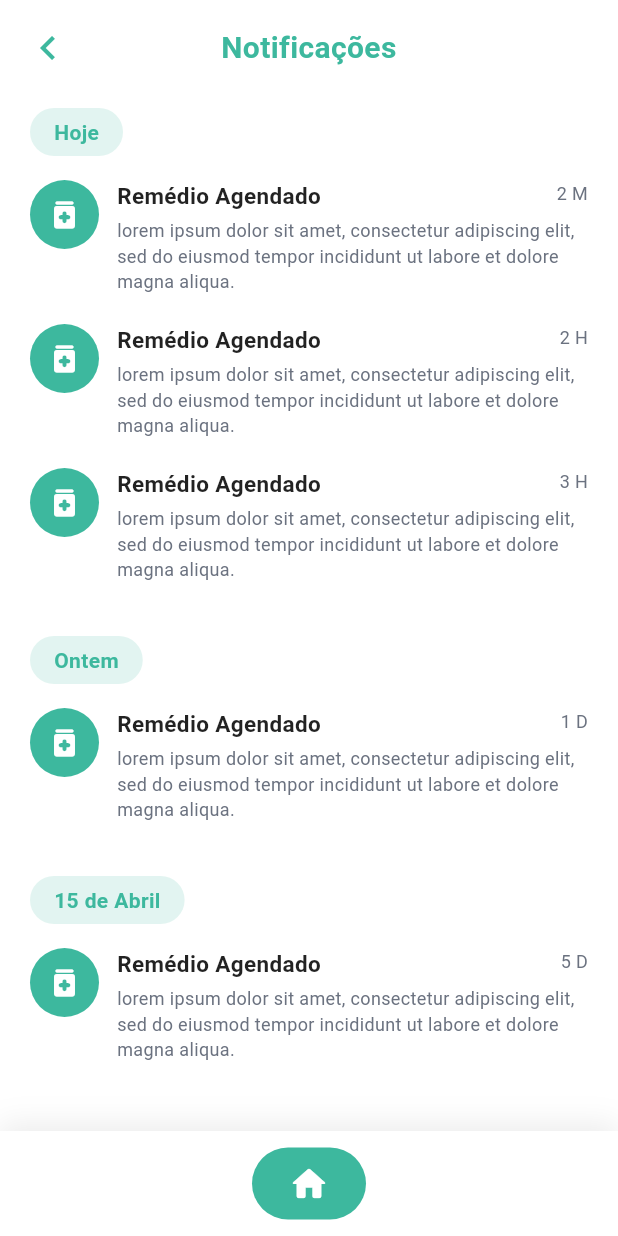
After one commit to guiresteves/CicloCare, a Flutter app: the screen it shows after launch, after a tap on the "notifications" icon, on a phone screen of 412 x 824 dp. The commit adds this screen. Run offline on Flutter 3.47's test engine with Material 3 defaults, Android fonts, the phone set to English and light mode, and no system bars; Roboto replaces fonts that are missing (Poppins).

Commit message:
feat: add notifications screen and wire bell button on home

```diff
--- a/lib/features/home/home_screen.dart
+++ b/lib/features/home/home_screen.dart
@@ -1,6 +1,6 @@
 import 'package:flutter/material.dart';
 import 'medication_modal.dart';
-
+import '../notifications/notifications_screen.dart';
 // ════════════════════════════════════════════════════════════
 //  HOME SCREEN — Titular
 //  Arquivo: lib/features/home/home_screen.dart
@@ -66,8 +66,7 @@ class HomeScreen extends StatefulWidget {
 }
 
 class _HomeScreenState extends State<HomeScreen> {
-  // ── CORES ────────────────────────────────────────────────
-  static const Color _purple = Color(0xFF7C5CBF);
+
   static const Color _teal   = Color(0xFF3DB89E);
   static const Color _white  = Color(0xFFFFFFFF);
   static const Color _grey   = Color(0xFF6B7280);
@@ -172,8 +171,15 @@ class _HomeScreenState extends State<HomeScreen> {
               // Ícones de notificação e configurações
               IconButton(
                 icon: const Icon(Icons.notifications_outlined, color: _white),
-                onPressed: () {},
-              ),
+                onPressed: () {
+                Navigator.push(
+                  context,
+                  MaterialPageRoute(
+                    builder: (_) => const NotificationsScreen(),
+      ),
+    );
+  },
+),
               IconButton(
                 icon: const Icon(Icons.settings_outlined, color: _white),
                 onPressed: () {},
@@ -430,9 +436,7 @@ class _HomeScreenState extends State<HomeScreen> {
         child: Container(
           padding: const EdgeInsets.symmetric(horizontal: 24, vertical: 10),
           decoration: BoxDecoration(
-            gradient: const LinearGradient(
-              colors: [_teal, _purple],
-            ),
+            color: _teal,
             borderRadius: BorderRadius.circular(30),
           ),
           child: const Icon(Icons.home_rounded, color: _white, size: 28),
--- a/lib/features/home/medication_modal.dart
+++ b/lib/features/home/medication_modal.dart
@@ -31,9 +31,8 @@ class MedicationModal extends StatefulWidget {
 
 class _MedicationModalState extends State<MedicationModal> {
   // ── CORES ────────────────────────────────────────────────
-  static const Color _teal   = Color(0xFF3DB89E);
+  static const Color _teal   = Color(0xFF2CA880);
   static const Color _white  = Color(0xFFFFFFFF);
-  static const Color _grey   = Color(0xFF6B7280);
   static const Color _red    = Color(0xFFEF4444);
   static const Color _bgGrey = Color(0xFFF3F4F6);
 
@@ -200,7 +199,7 @@ class _MedicationModalState extends State<MedicationModal> {
     return Container(
       padding: const EdgeInsets.symmetric(horizontal: 16, vertical: 4),
       decoration: BoxDecoration(
-        color: const Color(0xFFDFF5EE),
+        color: const Color(0xFFCAFFD5),
         borderRadius: BorderRadius.circular(14),
       ),
       child: Row(
@@ -294,14 +293,6 @@ class _MedicationModalState extends State<MedicationModal> {
           onChanged: (val) => setState(() => _doseTaken = val ?? false),
         ),
         const Text('Dose Tomada', style: TextStyle(fontSize: 14)),
-
-        const Spacer(),
-
-        // Ícone de lixeira — abre confirmação de exclusão
-        IconButton(
-          icon: const Icon(Icons.delete_outline, color: _red),
-          onPressed: () => setState(() => _showDeleteConfirm = true),
-        ),
       ],
     );
   }
--- /dev/null
+++ b/lib/features/notifications/notifications_screen.dart
@@ -0,0 +1,263 @@
+import 'package:flutter/material.dart';
+
+// ════════════════════════════════════════════════════════════
+//  NOTIFICATIONS SCREEN — CicloCare
+//  Arquivo: lib/features/notifications/notifications_screen.dart
+// ════════════════════════════════════════════════════════════
+
+// ── MODELO ───────────────────────────────────────────────────
+class NotificationItem {
+  final String id;
+  final String title;
+  final String body;
+  final String time;
+
+  const NotificationItem({
+    required this.id,
+    required this.title,
+    required this.body,
+    required this.time,
+  });
+}
+
+// ── DADOS MOCKADOS ───────────────────────────────────────────
+final List<Map<String, dynamic>> mockNotificationGroups = [
+  {
+    'label': 'Hoje',
+    'items': [
+      NotificationItem(
+        id: '1',
+        title: 'Remédio Agendado',
+        body: 'lorem ipsum dolor sit amet, consectetur adipiscing elit, sed do eiusmod tempor incididunt ut labore et dolore magna aliqua.',
+        time: '2 M',
+      ),
+      NotificationItem(
+        id: '2',
+        title: 'Remédio Agendado',
+        body: 'lorem ipsum dolor sit amet, consectetur adipiscing elit, sed do eiusmod tempor incididunt ut labore et dolore magna aliqua.',
+        time: '2 H',
+      ),
+      NotificationItem(
+        id: '3',
+        title: 'Remédio Agendado',
+        body: 'lorem ipsum dolor sit amet, consectetur adipiscing elit, sed do eiusmod tempor incididunt ut labore et dolore magna aliqua.',
+        time: '3 H',
+      ),
+    ],
+  },
+  {
+    'label': 'Ontem',
+    'items': [
+      NotificationItem(
+        id: '4',
+        title: 'Remédio Agendado',
+        body: 'lorem ipsum dolor sit amet, consectetur adipiscing elit, sed do eiusmod tempor incididunt ut labore et dolore magna aliqua.',
+        time: '1 D',
+      ),
+    ],
+  },
+  {
+    'label': '15 de Abril',
+    'items': [
+      NotificationItem(
+        id: '5',
+        title: 'Remédio Agendado',
+        body: 'lorem ipsum dolor sit amet, consectetur adipiscing elit, sed do eiusmod tempor incididunt ut labore et dolore magna aliqua.',
+        time: '5 D',
+      ),
+    ],
+  },
+];
+
+// ════════════════════════════════════════════════════════════
+//  WIDGET PRINCIPAL
+// ════════════════════════════════════════════════════════════
+class NotificationsScreen extends StatelessWidget {
+  const NotificationsScreen({super.key});
+
+  static const Color _teal  = Color(0xFF3DB89E);
+  static const Color _white = Color(0xFFFFFFFF);
+  static const Color _grey  = Color(0xFF6B7280);
+
+  @override
+  Widget build(BuildContext context) {
+    return Scaffold(
+      backgroundColor: _white,
+      body: SafeArea(
+        child: Column(
+          children: [
+            // ── Header: seta + título ───────────────────────
+            Padding(
+              padding: const EdgeInsets.fromLTRB(16, 16, 16, 8),
+              child: Row(
+                children: [
+                  GestureDetector(
+                    onTap: () => Navigator.pop(context),
+                    child: const Icon(
+                      Icons.chevron_left,
+                      color: _teal,
+                      size: 32,
+                    ),
+                  ),
+                  const Expanded(
+                    child: Text(
+                      'Notificações',
+                      textAlign: TextAlign.center,
+                      style: TextStyle(
+                        color: _teal,
+                        fontSize: 20,
+                        fontWeight: FontWeight.w700,
+                      ),
+                    ),
+                  ),
+                  const SizedBox(width: 32), // espaçador para centralizar
+                ],
+              ),
+            ),
+
+            // ── Lista agrupada ──────────────────────────────
+            Expanded(
+              child: ListView.builder(
+                padding: const EdgeInsets.fromLTRB(20, 8, 20, 100),
+                itemCount: mockNotificationGroups.length,
+                itemBuilder: (context, groupIndex) {
+                  final group = mockNotificationGroups[groupIndex];
+                  final items = group['items'] as List<NotificationItem>;
+
+                  return Column(
+                    crossAxisAlignment: CrossAxisAlignment.start,
+                    children: [
+                      // Badge do grupo
+                      Container(
+                        margin: const EdgeInsets.only(bottom: 16, top: 8),
+                        padding: const EdgeInsets.symmetric(
+                          horizontal: 16,
+                          vertical: 6,
+                        ),
+                        decoration: BoxDecoration(
+                          color: _teal.withOpacity(0.15),
+                          borderRadius: BorderRadius.circular(20),
+                        ),
+                        child: Text(
+                          group['label'] as String,
+                          style: const TextStyle(
+                            color: _teal,
+                            fontWeight: FontWeight.w600,
+                            fontSize: 14,
+                          ),
+                        ),
+                      ),
+
+                      ...items.map((item) => _buildCard(item)),
+
+                      const SizedBox(height: 8),
+                    ],
+                  );
+                },
+              ),
+            ),
+          ],
+        ),
+      ),
+
+      // ── Bottom bar ─────────────────────────────────────
+      bottomNavigationBar: _buildBottomBar(context),
+    );
+  }
+
+  // ════════════════════════════════════════════════════════
+  //  CARD
+  // ════════════════════════════════════════════════════════
+  Widget _buildCard(NotificationItem item) {
+    return Padding(
+      padding: const EdgeInsets.only(bottom: 20),
+      child: Row(
+        crossAxisAlignment: CrossAxisAlignment.start,
+        children: [
+          // Ícone redondo teal
+          Container(
+            width: 46,
+            height: 46,
+            decoration: const BoxDecoration(
+              color: _teal,
+              shape: BoxShape.circle,
+            ),
+            child: const Icon(
+              Icons.medication_rounded,
+              color: _white,
+              size: 24,
+            ),
+          ),
+
+          const SizedBox(width: 12),
+
+          // Conteúdo
+          Expanded(
+            child: Column(
+              crossAxisAlignment: CrossAxisAlignment.start,
+              children: [
+                Row(
+                  crossAxisAlignment: CrossAxisAlignment.start,
+                  children: [
+                    Expanded(
+                      child: Text(
+                        item.title,
+                        style: const TextStyle(
+                          fontWeight: FontWeight.w700,
+                          fontSize: 15,
+                          color: Colors.black87,
+                        ),
+                      ),
+                    ),
+                    const SizedBox(width: 8),
+                    Text(
+                      item.time,
+                      style: TextStyle(fontSize: 12, color: _grey),
+                    ),
+                  ],
+                ),
+                const SizedBox(height: 4),
+                Text(
+                  item.body,
+                  style: TextStyle(fontSize: 12, color: _grey, height: 1.4),
+                ),
+              ],
+            ),
+          ),
+        ],
+      ),
+    );
+  }
+
+  // ════════════════════════════════════════════════════════
+  //  BOTTOM BAR — volta para a home
+  // ════════════════════════════════════════════════════════
+  Widget _buildBottomBar(BuildContext context) {
+    return Container(
+      height: 70,
+      decoration: BoxDecoration(
+        color: _white,
+        boxShadow: [
+          BoxShadow(
+            color: Colors.black.withOpacity(0.08),
+            blurRadius: 16,
+            offset: const Offset(0, -4),
+          ),
+        ],
+      ),
+      child: Center(
+        child: GestureDetector(
+          onTap: () => Navigator.pushReplacementNamed(context, '/home'),
+          child: Container(
+            padding: const EdgeInsets.symmetric(horizontal: 24, vertical: 10),
+            decoration: BoxDecoration(
+              color: _teal,
+              borderRadius: BorderRadius.circular(30),
+            ),
+            child: const Icon(Icons.home_rounded, color: _white, size: 28),
+          ),
+        ),
+      ),
+    );
+  }
+}
--- a/lib/main.dart
+++ b/lib/main.dart
@@ -22,7 +22,7 @@ class CicloCareApp extends StatelessWidget {
         useMaterial3: true,
       ),
 
-      initialRoute: '/onboarding',
+      initialRoute: '/home',
       routes: {
         '/onboarding': (context) => const OnboardingScreen(),
         '/home':       (context) => HomeScreen(),
```
